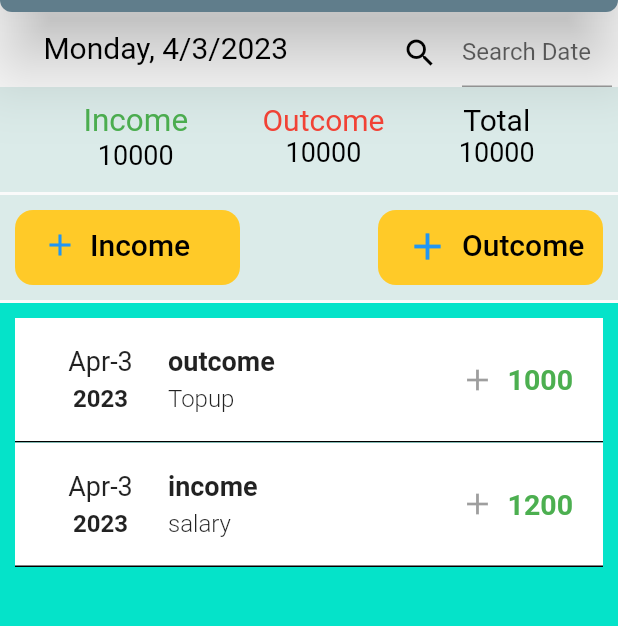
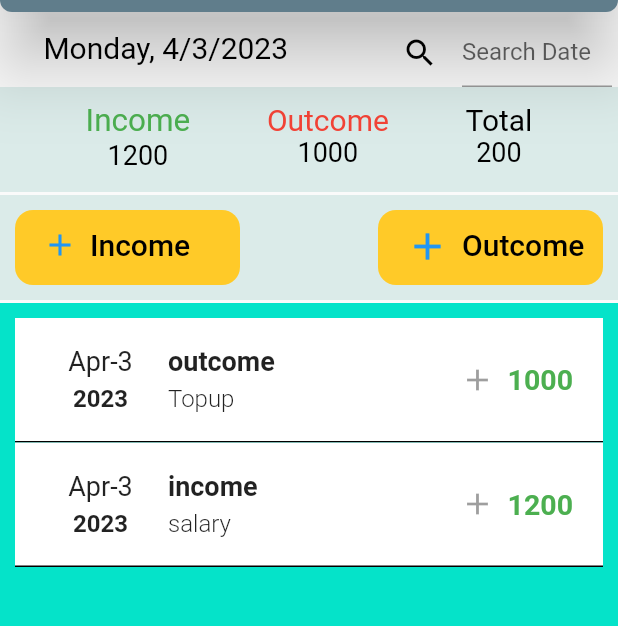
Before and after one commit to NayOoLwin8120/MoneySuBoo-App, a Flutter app: the screen it shows after launch, on a phone screen of 412 x 824 dp, the part 93-719 px from its top. Run offline on Flutter 3.47's test engine with Material 2 defaults, Android fonts, the phone set to English and light mode, and no system bars; our stand-ins replace syncfusion_flutter_datepicker.

Commit message:
income,outcome,total done

```diff
--- a/lib/components/showbalance.dart
+++ b/lib/components/showbalance.dart
@@ -18,7 +18,23 @@ class _ShowBalanceState extends State<ShowBalance> {
   @override
   Widget build(BuildContext context) {
     var data = context.watch<MoneyDataLists>().datalist;
-    print(data[0].money);
+    // print(data[0].money);
+    var totalincome = 0;
+    var totaloutcome = 0;
+    var totalmoney = 0;
+    for (var income in data) {
+      // print(income.money);
+      if (income.category_name == "income") {
+        totalincome += int.parse(income.money);
+        // print(totalincome);
+      }
+      if (income.category_name == "outcome") {
+        totaloutcome += int.parse(income.money);
+        // print(totaloutcome);
+      }
+      totalmoney = totalincome - totaloutcome;
+      // print(totalmoney);
+    }
     return Container(
       color: const Color.fromARGB(255, 219, 235, 233),
       margin: const EdgeInsets.only(bottom: 2),
@@ -36,7 +52,7 @@ class _ShowBalanceState extends State<ShowBalance> {
                     color: Colors.green,
                     fontSize: 21,
                   )),
-              Text("10000",
+              Text(totalincome.toString(),
                   style: TextStyle(color: Colors.black, fontSize: 18)),
             ],
           ),
@@ -54,7 +70,7 @@ class _ShowBalanceState extends State<ShowBalance> {
                     color: Colors.red,
                     fontSize: 20,
                   )),
-              Text("10000",
+              Text(totaloutcome.toString(),
                   style: TextStyle(color: Colors.black, fontSize: 18)),
             ],
           ),
@@ -73,7 +89,7 @@ class _ShowBalanceState extends State<ShowBalance> {
                   fontSize: 20,
                 ),
               ),
-              Text("10000",
+              Text(totalmoney.toString(),
                   style: TextStyle(color: Colors.black, fontSize: 18)),
             ],
           ),
```
